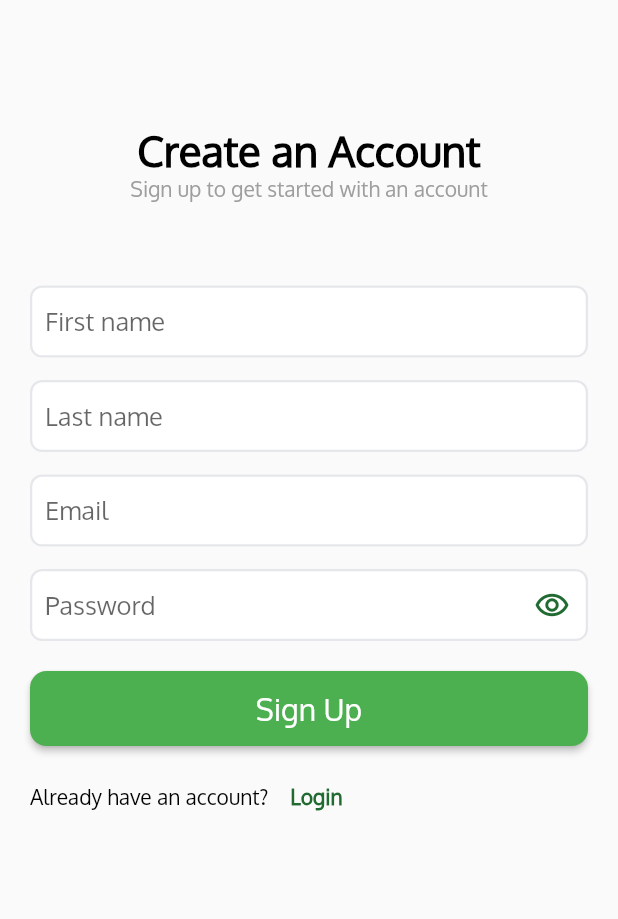
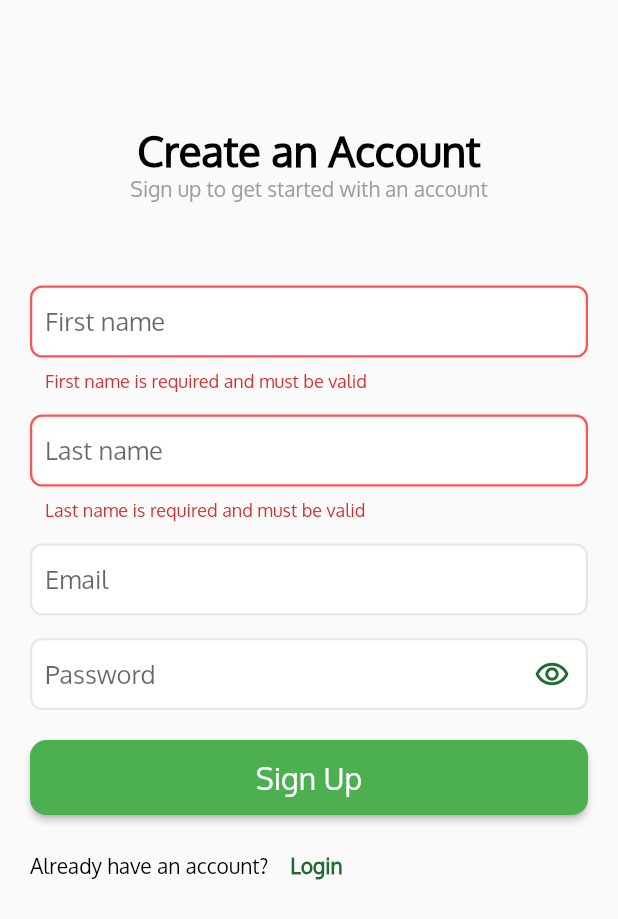
Before and after one commit to dextralquisola/project_lift, a Flutter app: the SignupScreen screen opened directly, after a tap on "Sign Up", on a phone screen of 412 x 824 dp. Shown: the top 919 px of the screen. Run offline on Flutter 3.47's test engine with Material 2 defaults, Android fonts, the phone set to English and light mode, and no system bars; our stand-ins replace badges, cached_network_image, device_info_plus, firebase_core, firebase_messaging, firebase_storage and 6 more; accounts and stored records are empty.

Commit message:
added validation regex

```diff
--- a/lib/features/auth/screens/sign_up_screen.dart
+++ b/lib/features/auth/screens/sign_up_screen.dart
@@ -1,4 +1,6 @@
 import 'package:flutter/material.dart';
+import 'package:flutter/services.dart';
+import 'package:project_lift/widgets/app_formfield.dart';
 
 import '../../../constants/styles.dart';
 import '../../../widgets/app_button.dart';
@@ -6,6 +8,30 @@ import '../../../widgets/app_text.dart';
 import '../../../widgets/app_textfield.dart';
 
 import '../service/auth_service.dart';
+
+extension ExtString on String {
+  bool get isValidEmail {
+    final emailRegExp = RegExp(r"^[A-Za-z0-9._%+-]+@cvsu\.edu\.ph$");
+    return emailRegExp.hasMatch(this);
+  }
+
+  bool get isValidName {
+    final nameRegExp =
+        RegExp(r'^[a-zA-Z0-9 _.+-]*(?:[a-zA-Z][a-zA-Z0-9 _.+-]*){2,}$');
+    return nameRegExp.hasMatch(this);
+  }
+
+  bool get isValidPassword {
+    final passwordRegExp = RegExp(
+        r'^(?!.*?password|.*?PASSWORD|.*?Password)(?=.*?[A-Z])(?=.*?[a-z])(?=.*?[0-9])(?=.*?[!@#\$&*~]).{8,}$');
+    return passwordRegExp.hasMatch(this);
+  }
+
+  bool get isValidPhoneNumber {
+    final phoneRegExp = RegExp(r"^\+?0[0-9]{10}$");
+    return phoneRegExp.hasMatch(this);
+  }
+}
 
 class SignupScreen extends StatefulWidget {
   const SignupScreen({super.key});
@@ -21,6 +47,8 @@ class _SignupScreenState extends State<SignupScreen> {
   final passwordController = TextEditingController();
 
   final authService = AuthService();
+
+  var formKey = GlobalKey<FormState>();
 
   @override
   void dispose() {
@@ -39,6 +67,8 @@ class _SignupScreenState extends State<SignupScreen> {
         body: SingleChildScrollView(
           child: Padding(
             padding: const EdgeInsets.symmetric(horizontal: 20.0),
+            child: Form(
+              key: formKey,
               child: Column(
                 mainAxisAlignment: MainAxisAlignment.center,
                 children: [
@@ -56,30 +86,51 @@ class _SignupScreenState extends State<SignupScreen> {
                     textSize: 14,
                   ),
                   const SizedBox(height: 50),
-                AppTextField(
+                  CustomFormField(
+                    validator: (p0) => p0!.isValidName
+                        ? null
+                        : "First name is required and must be valid",
                     controller: firstNameController,
                     hintText: "First name",
                   ),
                   const SizedBox(height: 10),
-                AppTextField(
+                  CustomFormField(
+                    validator: (p0) => p0!.isValidName
+                        ? null
+                        : "Last name is required and must be valid",
                     controller: lastNameController,
                     hintText: "Last name",
                   ),
                   const SizedBox(height: 10),
-                AppTextField(
+                  CustomFormField(
                     controller: emailController,
                     hintText: "Email",
+                    validator: (val) {
+                      if (emailController.text.isNotEmpty) {
+                        if (!val!.isValidEmail) return 'Use CvSU email only';
+                      }
+                      return null;
+                    },
                   ),
                   const SizedBox(height: 10),
-                AppTextField(
+                  CustomFormField(
                     isPassword: true,
                     controller: passwordController,
                     hintText: "Password",
+                    validator: (val) {
+                      if (passwordController.text.isNotEmpty) {
+                        if (!val!.isValidPassword &&
+                            val.toLowerCase().contains("password")) {
+                          return 'Password must be at least 8 characters long, contain at least one uppercase letter, one lowercase letter, one number, one special character and must not contain the word "password"';
+                        }
+                      }
+                      return null;
+                    },
                   ),
                   const SizedBox(height: 20),
                   AppButton(
                     onPressed: () async {
-                    if (!verifyFields()) {
+                      if (!formKey.currentState!.validate()) {
                         return;
                       }
                       await authService.signup(
@@ -118,6 +169,7 @@ class _SignupScreenState extends State<SignupScreen> {
             ),
           ),
         ),
+      ),
     );
   }
 
--- /dev/null
+++ b/lib/widgets/app_formfield.dart
@@ -0,0 +1,95 @@
+import 'package:flutter/material.dart';
+import 'package:flutter/services.dart';
+import 'package:project_lift/widgets/app_text.dart';
+
+import '../constants/styles.dart';
+
+/// regex
+/// patterns
+/// validators
+///
+
+class CustomFormField extends StatefulWidget {
+  final String? labelText;
+  final String? hintText;
+  final TextEditingController? controller;
+  final List<TextInputFormatter>? inputFormatters;
+  final Function()? onEditingComplete;
+  final bool isPassword;
+  final String? Function(String?)? validator;
+
+  const CustomFormField({
+    super.key,
+    this.labelText,
+    this.controller,
+    this.inputFormatters,
+    this.onEditingComplete,
+    this.hintText,
+    this.isPassword = false,
+    required this.validator,
+  });
+
+  @override
+  State<CustomFormField> createState() => _CustomFormFieldState();
+}
+
+class _CustomFormFieldState extends State<CustomFormField> {
+  bool isObscure = true;
+  @override
+  Widget build(BuildContext context) {
+    return Column(
+      crossAxisAlignment: CrossAxisAlignment.start,
+      children: [
+        if (widget.labelText != null)
+          AppText(
+            text: widget.labelText!,
+            textSize: 17,
+          ),
+        const SizedBox(height: 5),
+        TextFormField(
+          controller: widget.controller,
+          inputFormatters: widget.inputFormatters,
+          validator: widget.validator,
+          onEditingComplete: widget.onEditingComplete,
+          obscureText: widget.isPassword && isObscure,
+          decoration: InputDecoration(
+            counterText: "",
+            fillColor: Colors.white,
+            filled: true,
+            contentPadding: const EdgeInsets.all(10),
+            focusedBorder: OutlineInputBorder(
+              borderSide:
+                  const BorderSide(color: Color(0xFFE5E7EB), width: 2.0),
+              borderRadius: BorderRadius.circular(8),
+            ),
+            enabledBorder: OutlineInputBorder(
+              borderSide:
+                  const BorderSide(color: Color(0xFFE5E7EB), width: 1.5),
+              borderRadius: BorderRadius.circular(8),
+            ),
+            errorBorder: OutlineInputBorder(
+              borderSide: const BorderSide(color: Colors.redAccent, width: 1.5),
+              borderRadius: BorderRadius.circular(8),
+            ),
+            focusedErrorBorder: OutlineInputBorder(
+              borderSide: const BorderSide(color: Colors.redAccent, width: 1.5),
+              borderRadius: BorderRadius.circular(8),
+            ),
+            errorMaxLines: 3,
+            hintText: widget.hintText,
+            hintStyle: const TextStyle(fontSize: 17),
+            suffixIcon: widget.isPassword
+                ? IconButton(
+                    onPressed: () => setState(() => isObscure = !isObscure),
+                    icon: isObscure
+                        ? Icon(Icons.remove_red_eye_outlined,
+                            color: primaryColor)
+                        : Icon(Icons.remove_red_eye_rounded,
+                            color: primaryColor))
+                : null,
+          ),
+        ),
+      ],
+    );
+  }
+}
```
Lines whose indentation alone changed are shown as unchanged.
